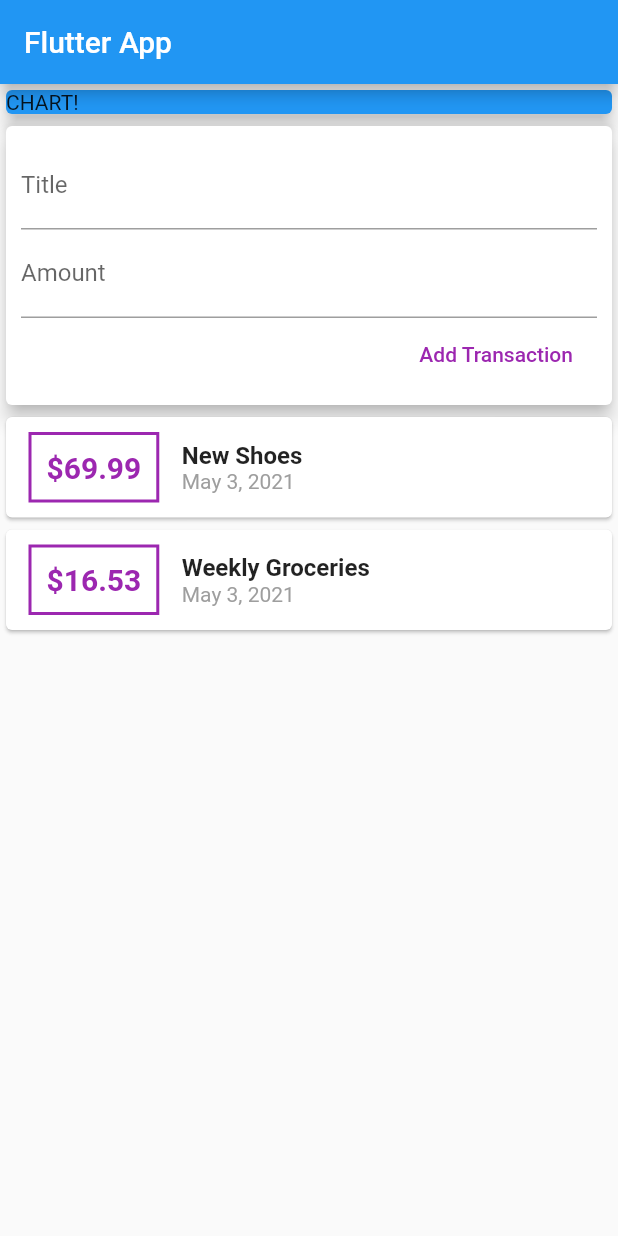
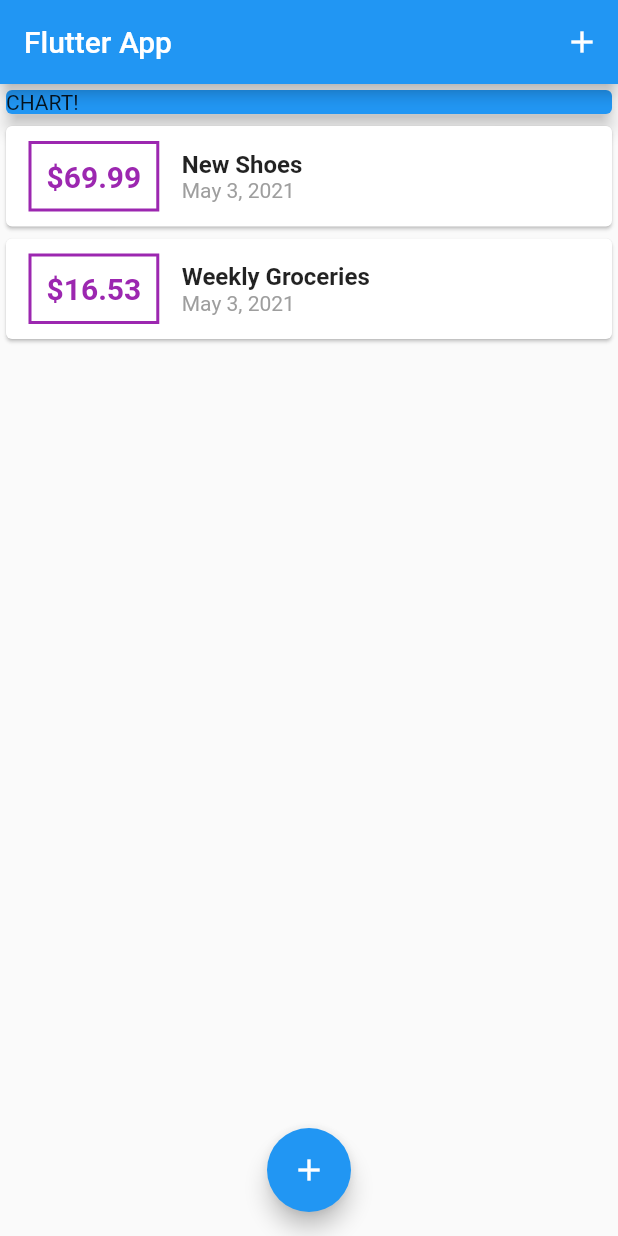
Before and after one commit to nishit1606/Transcount, a Flutter app: the screen it shows after launch, on a phone screen of 412 x 824 dp. Run offline on Flutter 3.47's test engine with Material 2 defaults, Android fonts, the phone set to English and light mode, and no system bars.

Commit message:
Adding buttons and floating buttons

```diff
--- a/lib/main.dart
+++ b/lib/main.dart
@@ -1,6 +1,8 @@
 import 'package:flutter/material.dart';
 
-import './widgets/user_transaction.dart';
+import './widgets/new_transaction.dart';
+import './widgets/transaction_list.dart';
+import './models/transaction.dart';
 
 void main() => runApp(MyApp());
 
@@ -14,17 +16,66 @@ class MyApp extends StatelessWidget {
   }
 }
 
-class MyHomePage extends StatelessWidget {
+class MyHomePage extends StatefulWidget {
   // String titleInput;
   // String amountInput;
-  final titleController = TextEditingController();
-  final amountController = TextEditingController();
+  @override
+  _MyHomePageState createState() => _MyHomePageState();
+}
+
+class _MyHomePageState extends State<MyHomePage> {
+  final List<Transaction> _userTransactions = [
+    Transaction(
+      id: 't1',
+      title: 'New Shoes',
+      amount: 69.99,
+      date: DateTime.now(),
+    ),
+    Transaction(
+      id: 't2',
+      title: 'Weekly Groceries',
+      amount: 16.53,
+      date: DateTime.now(),
+    ),
+  ];
+
+  void _addNewTransaction(String txTitle, double txAmount) {
+    final newTx = Transaction(
+      title: txTitle,
+      amount: txAmount,
+      date: DateTime.now(),
+      id: DateTime.now().toString(),
+    );
+
+    setState(() {
+      _userTransactions.add(newTx);
+    });
+  }
+
+  void _startAddNewTransaction(BuildContext ctx) {
+    showModalBottomSheet(
+      context: ctx,
+      builder: (_) {
+        return GestureDetector(
+          onTap: () {},
+          child: NewTransaction(_addNewTransaction),
+          behavior: HitTestBehavior.opaque,
+        );
+      },
+    );
+  }
 
   @override
   Widget build(BuildContext context) {
     return Scaffold(
       appBar: AppBar(
         title: Text('Flutter App'),
+        actions: <Widget>[
+          IconButton(
+            icon: Icon(Icons.add),
+            onPressed: () => _startAddNewTransaction(context),
+          ),
+        ],
       ),
       body: SingleChildScrollView(
         child: Column(
@@ -39,9 +90,14 @@ class MyHomePage extends StatelessWidget {
                 elevation: 5,
               ),
             ),
-            UserTransactions(),
+            TransactionList(_userTransactions),
           ],
         ),
+      ),
+      floatingActionButtonLocation: FloatingActionButtonLocation.centerFloat,
+      floatingActionButton: FloatingActionButton(
+        child: Icon(Icons.add),
+        onPressed: () => _startAddNewTransaction(context),
       ),
     );
   }
--- a/lib/widgets/transaction_list.dart
+++ b/lib/widgets/transaction_list.dart
@@ -30,7 +30,7 @@ class TransactionList extends StatelessWidget {
                   ),
                   padding: EdgeInsets.all(10),
                   child: Text(
-                    '\$${transactions[index].amount}',
+                    '\$${transactions[index].amount.toStringAsFixed(2)}',
                     style: TextStyle(
                       fontWeight: FontWeight.bold,
                       fontSize: 20,
--- a/lib/widgets/user_transaction.dart
+++ /dev/null
@@ -1,50 +0,0 @@
-import 'package:flutter/material.dart';
-
-import './new_transaction.dart';
-import './transaction_list.dart';
-import '../models/transaction.dart';
-
-class UserTransactions extends StatefulWidget {
-  @override
-  _UserTransactionsState createState() => _UserTransactionsState();
-}
-
-class _UserTransactionsState extends State<UserTransactions> {
-  final List<Transaction> _userTransactions = [
-    Transaction(
-      id: 't1',
-      title: 'New Shoes',
-      amount: 69.99,
-      date: DateTime.now(),
-    ),
-    Transaction(
-      id: 't2',
-      title: 'Weekly Groceries',
-      amount: 16.53,
-      date: DateTime.now(),
-    ),
-  ];
-
-  void _addNewTransaction(String txTitle, double txAmount) {
-    final newTx = Transaction(
-      title: txTitle,
-      amount: txAmount,
-      date: DateTime.now(),
-      id: DateTime.now().toString(),
-    );
-
-    setState(() {
-      _userTransactions.add(newTx);
-    });
-  }
-
-  @override
-  Widget build(BuildContext context) {
-    return Column(
-      children: <Widget>[
-        NewTransaction(_addNewTransaction),
-        TransactionList(_userTransactions),
-      ],
-    );
-  }
-}
```
Also changed, not shown: lib/widgets/new_transaction.dart (+18 -6 lines).
